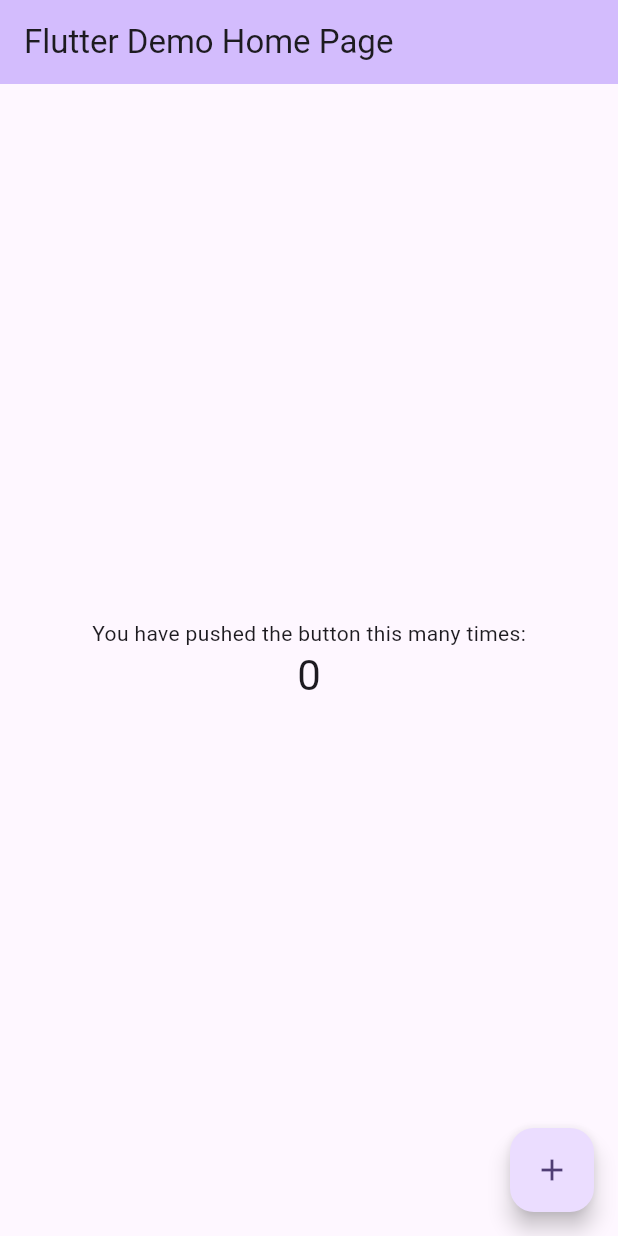
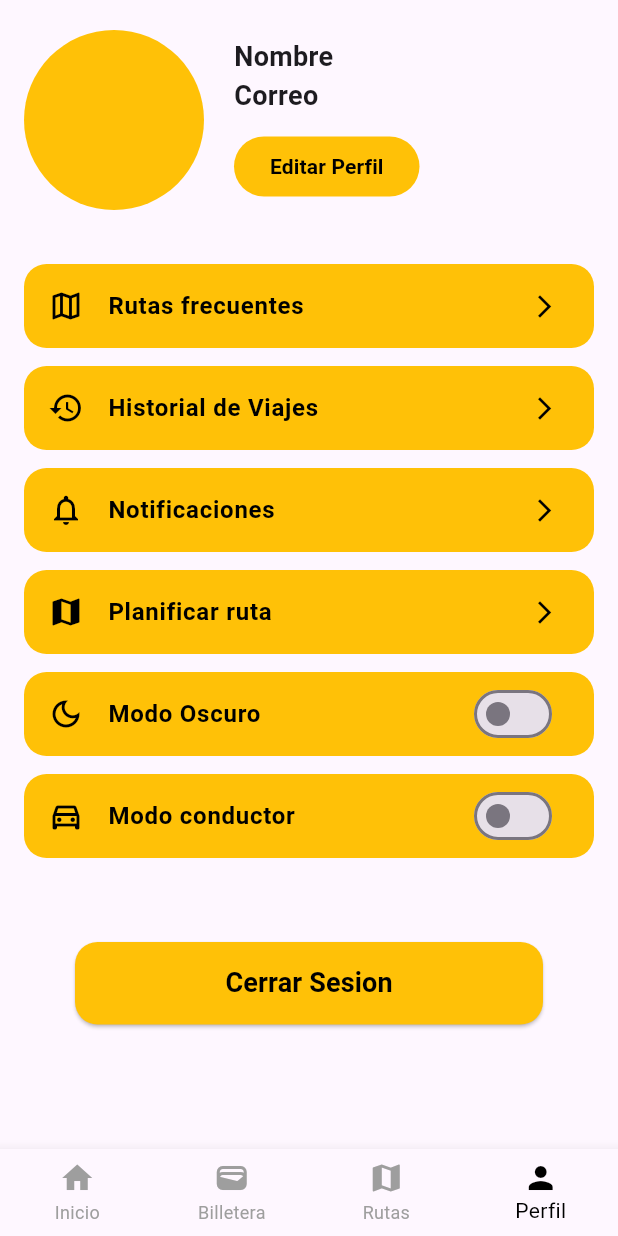
Before and after one commit to luissejas123/mi_ruta, a Flutter app: the screen it shows after launch, on a phone screen of 412 x 824 dp. Run offline on Flutter 3.47's test engine with Material 3 defaults, Android fonts, the phone set to English and light mode, and no system bars; our stand-ins replace cloud_firestore, firebase_core; accounts and stored records are empty.

Commit message:
Widgets de perfil (Header, MenuTiles, Switches y Logout)

```diff
--- /dev/null
+++ b/lib/features/user/presentation/widgets/custom_bottom_nav.dart
@@ -0,0 +1,29 @@
+import 'package:flutter/material.dart';
+
+class CustomBottomNav extends StatelessWidget {
+  final int currentIndex;
+  final Function(int) onTap;
+
+  const CustomBottomNav({
+    super.key,
+    required this.currentIndex,
+    required this.onTap,
+  });
+
+  @override
+  Widget build(BuildContext context) {
+    return BottomNavigationBar(
+      currentIndex: currentIndex,
+      onTap: onTap,
+      type: BottomNavigationBarType.fixed,
+      selectedItemColor: Colors.black,
+      unselectedItemColor: Colors.grey,
+      items: const [
+        BottomNavigationBarItem(icon: Icon(Icons.home), label: 'Inicio'),
+        BottomNavigationBarItem(icon: Icon(Icons.wallet), label: 'Billetera'),
+        BottomNavigationBarItem(icon: Icon(Icons.map), label: 'Rutas'),
+        BottomNavigationBarItem(icon: Icon(Icons.person), label: 'Perfil'),
+      ],
+    );
+  }
+}
--- /dev/null
+++ b/lib/features/user/presentation/widgets/logout_button.dart
@@ -0,0 +1,30 @@
+import 'package:flutter/material.dart';
+
+class LogoutButton extends StatelessWidget {
+  const LogoutButton({super.key});
+
+  @override
+  Widget build(BuildContext context) {
+    return Padding(
+      padding: const EdgeInsets.symmetric(horizontal: 50.0, vertical: 20.0),
+      child: SizedBox(
+        width: double.infinity,
+        height: 55,
+        child: ElevatedButton(
+          onPressed: () {},
+          style: ElevatedButton.styleFrom(
+            backgroundColor: const Color(0xFFFFC107),
+            foregroundColor: Colors.black,
+            shape: RoundedRectangleBorder(
+              borderRadius: BorderRadius.circular(15),
+            ),
+          ),
+          child: const Text(
+            'Cerrar Sesion',
+            style: TextStyle(fontWeight: FontWeight.bold, fontSize: 18),
+          ),
+        ),
+      ),
+    );
+  }
+}
--- /dev/null
+++ b/lib/features/user/presentation/widgets/menu_title.dart
@@ -0,0 +1,31 @@
+import 'package:flutter/material.dart';
+
+class MenuTile extends StatelessWidget {
+  final String title;
+  final IconData icon;
+  final VoidCallback onTap;
+
+  const MenuTile({
+    super.key,
+    required this.title,
+    required this.icon,
+    required this.onTap
+  });
+
+  @override
+  Widget build(BuildContext context) {
+    return Container(
+      margin: const EdgeInsets.symmetric(vertical: 6, horizontal: 16),
+      decoration: BoxDecoration(
+        color: const Color(0xFFFFC107), // El amarillo del mockup
+        borderRadius: BorderRadius.circular(15),
+      ),
+      child: ListTile(
+        leading: Icon(icon, color: Colors.black),
+        title: Text(title, style: const TextStyle(fontWeight: FontWeight.bold, color: Colors.black)),
+        trailing: const Icon(Icons.arrow_forward_ios, size: 18, color: Colors.black),
+        onTap: onTap,
+      ),
+    );
+  }
+}
--- /dev/null
+++ b/lib/features/user/presentation/widgets/profile_header.dart
@@ -0,0 +1,50 @@
+import 'package:flutter/material.dart';
+
+class ProfileHeader extends StatelessWidget {
+  const ProfileHeader({super.key});
+
+  @override
+  Widget build(BuildContext context) {
+    return Padding(
+      padding: const EdgeInsets.symmetric(vertical: 20.0, horizontal: 16.0),
+      child: Row(
+        children: [
+          // Círculo de la foto
+          const CircleAvatar(
+            radius: 60,
+            backgroundColor: Color(0xFFFFC107), // El amarillo de tu diseño
+          ),
+          const SizedBox(width: 20),
+          // Textos y botón de editar
+          Column(
+            crossAxisAlignment: CrossAxisAlignment.start,
+            children: [
+              const Text(
+                'Nombre',
+                style: TextStyle(fontWeight: FontWeight.bold, fontSize: 18),
+              ),
+              const Text(
+                'Correo',
+                style: TextStyle(fontWeight: FontWeight.bold, fontSize: 18),
+              ),
+              const SizedBox(height: 10),
+              ElevatedButton(
+                onPressed: () {},
+                style: ElevatedButton.styleFrom(
+                  backgroundColor: const Color(0xFFFFC107),
+                  foregroundColor: Colors.black,
+                  elevation: 0,
+                  shape: RoundedRectangleBorder(
+                    borderRadius: BorderRadius.circular(20),
+                  ),
+                ),
+                child: const Text('Editar Perfil',
+                  style: TextStyle(fontWeight: FontWeight.bold)),
+              ),
+            ],
+          ),
+        ],
+      ),
+    );
+  }
+}
--- /dev/null
+++ b/lib/features/user/presentation/widgets/switch_title.dart
@@ -0,0 +1,37 @@
+import 'package:flutter/material.dart';
+
+class SwitchTile extends StatelessWidget {
+  final String title;
+  final IconData icon;
+  final bool value;
+  final ValueChanged<bool> onChanged;
+
+  const SwitchTile({
+    super.key,
+    required this.title,
+    required this.icon,
+    required this.value,
+    required this.onChanged,
+  });
+
+  @override
+  Widget build(BuildContext context) {
+    return Container(
+      margin: const EdgeInsets.symmetric(vertical: 6, horizontal: 16),
+      decoration: BoxDecoration(
+        color: const Color(0xFFFFC107),
+        borderRadius: BorderRadius.circular(15),
+      ),
+      child: ListTile(
+        leading: Icon(icon, color: Colors.black),
+        title: Text(title, style: const TextStyle(fontWeight: FontWeight.bold, color: Colors.black)),
+        trailing: Switch(
+          value: value,
+          onChanged: onChanged,
+          activeColor: Colors.black,
+          activeTrackColor: Colors.white60,
+        ),
+      ),
+    );
+  }
+}
--- /dev/null
+++ b/lib/features/user/presentation/widgets/test_widgets_screen.dart
@@ -0,0 +1,93 @@
+import 'package:flutter/material.dart';
+
+// Tus imports existentes
+import 'menu_title.dart';
+import 'switch_title.dart';
+import 'custom_bottom_nav.dart';
+
+// Los nuevos imports
+import 'profile_header.dart';
+import 'logout_button.dart';
+
+class TestWidgetsScreen extends StatefulWidget {
+  const TestWidgetsScreen({super.key});
+
+  @override
+  State<TestWidgetsScreen> createState() => _TestWidgetsScreenState();
+}
+
+class _TestWidgetsScreenState extends State<TestWidgetsScreen> {
+  bool valorOscuro = false;
+  bool modoConductor = false; // Agregado para el segundo switch de tu imagen
+
+  @override
+  Widget build(BuildContext context) {
+    return Scaffold(
+      // Quitamos el AppBar para que se vea más como un perfil real de app
+      body: SafeArea(
+        child: SingleChildScrollView(
+          child: Column(
+            children: [
+              // 1. EL ENCABEZADO (Foto y Nombre)
+              const ProfileHeader(),
+
+              const SizedBox(height: 10),
+
+              // 2. TUS WIDGETS DE MENÚ
+              MenuTile(
+                title: "Rutas frecuentes",
+                icon: Icons.map_outlined,
+                onTap: () => print("Click en rutas"),
+              ),
+              MenuTile(
+                title: "Historial de Viajes",
+                icon: Icons.history,
+                onTap: () => print("Click en historial"),
+              ),
+              MenuTile(
+                title: "Notificaciones",
+                icon: Icons.notifications_none,
+                onTap: () => print("Click en notificaciones"),
+              ),
+              MenuTile(
+                title: "Planificar ruta",
+                icon: Icons.map,
+                onTap: () => print("Click en planificar"),
+              ),
+
+              // 3. TUS SWITCHES
+              SwitchTile(
+                title: "Modo Oscuro",
+                icon: Icons.dark_mode_outlined,
+                value: valorOscuro,
+                onChanged: (nuevoValor) {
+                  setState(() => valorOscuro = nuevoValor);
+                },
+              ),
+              SwitchTile(
+                title: "Modo conductor",
+                icon: Icons.directions_car_filled_outlined,
+                value: modoConductor,
+                onChanged: (nuevoValor) {
+                  setState(() => modoConductor = nuevoValor);
+                },
+              ),
+
+              const SizedBox(height: 30),
+
+              // 4. EL BOTÓN DE CIERRE
+              const LogoutButton(),
+
+              const SizedBox(height: 20),
+            ],
+          ),
+        ),
+      ),
+      // 5. TU BARRA DE NAVEGACIÓN
+      bottomNavigationBar: CustomBottomNav(
+        currentIndex: 3, // Marcamos el índice 3 (Perfil) como activo
+        onTap: (index) => print("Click en pestaña $index"),
+      ),
+    );
+  }
+}
--- a/lib/main.dart
+++ b/lib/main.dart
@@ -1,5 +1,6 @@
 import 'package:flutter/material.dart';
 import 'package:firebase_core/firebase_core.dart';
+import 'package:mi_ruta/features/user/presentation/widgets/test_widgets_screen.dart';
 import 'services/firebase_service.dart';
 
 void main() async {
@@ -38,7 +39,9 @@ class MyApp extends StatelessWidget {
         // tested with just a hot reload.
         colorScheme: .fromSeed(seedColor: Colors.deepPurple),
       ),
-      home: const MyHomePage(title: 'Flutter Demo Home Page'),
+      //Pueden comentar home: const TestWidgetsScreen y descomentar el otro home para que la pagina siga funcionando como antes
+      //home: const MyHomePage(title: 'Flutter Demo Home Page'),
+      home: const TestWidgetsScreen(),
     );
   }
 }
```
